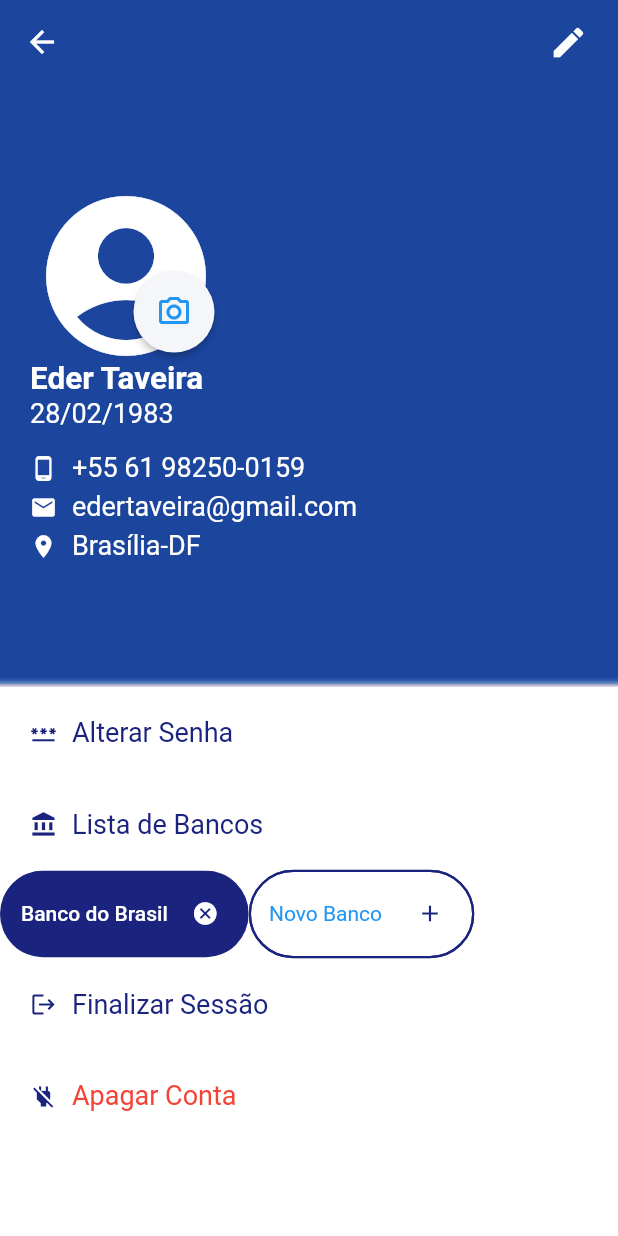
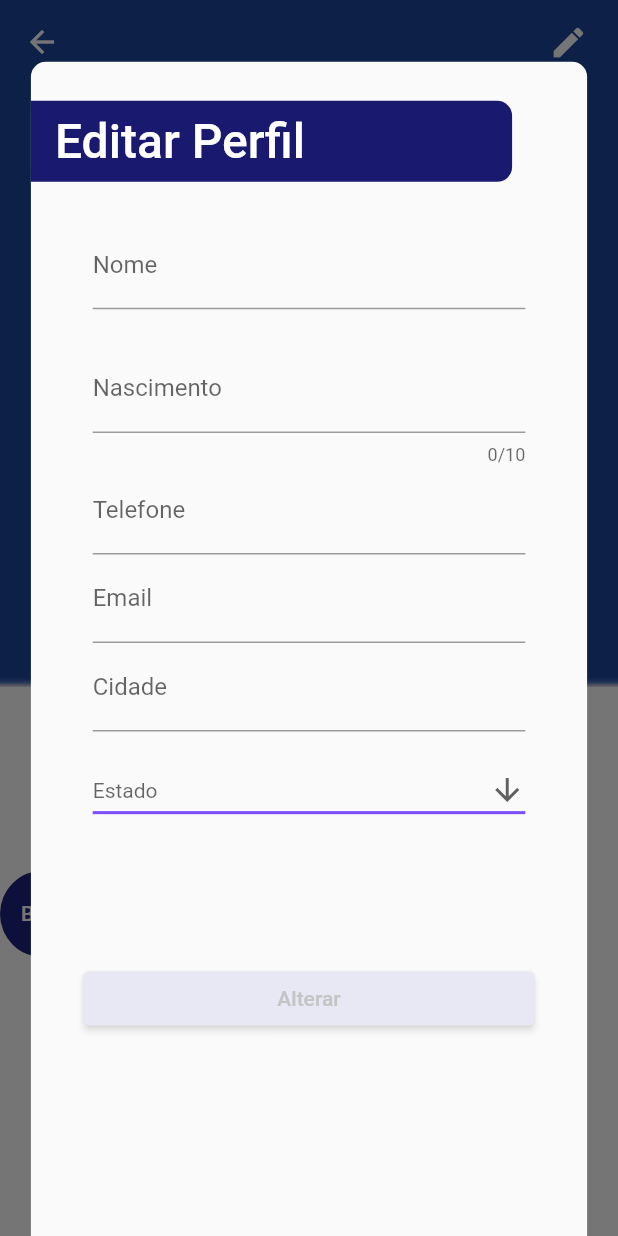
Before and after one commit to RibarrJR/fidelidade_android, a Flutter app: the ProfileScreen screen opened by its route, after a tap on the "edit" icon, on a phone screen of 412 x 824 dp. Run offline on Flutter 3.47's test engine with Material 2 defaults, Android fonts, the phone set to English and light mode, and no system bars; our stand-ins replace email_validator, flutter_mobx, flutter_svg, get_it, image_picker, mask_text_input_formatter and 3 more; missing offline and left inert: cpf_cnpj_validator, image_picker_for_web, popup_menu; accounts and stored records are empty; generated files the repository leaves out were written again.

Commit message:
eder: Modais e Confirmações no Profile (#76)
* Implementação do layout Profile

* feat: creating profile page and banks.

* feat: colocando link do profile no menu

* Colocando Tabs no modal

* ajuste de modal do banco

* Modal de adicionar banco

* Ajustando modal de Alterar senha e abrindo popup de foto

* fix: colocando alert de confirmações

* feat: modais e confirmações no profile.

Co-authored-by: AdrianoValadaresFrwk <adrianovaladares@frwk.com.br>

```diff
--- a/lib/features/Home/presentation/pages/HomePage.dart
+++ b/lib/features/Home/presentation/pages/HomePage.dart
@@ -17,7 +17,7 @@ class HomePage extends StatelessWidget {
     showModalBottomSheet(
         isScrollControlled: true,
         constraints: BoxConstraints(
-            maxWidth: _size.width * 0.8, minHeight: _size.height * 0.7),
+            maxWidth: _size.width * 0.9, minHeight: _size.height * 0.7),
         shape: const RoundedRectangleBorder(
           borderRadius: BorderRadius.only(
             topLeft: Radius.circular(10),
--- a/lib/features/Profile/presentation/pages/ProfilePage.dart
+++ b/lib/features/Profile/presentation/pages/ProfilePage.dart
@@ -1,4 +1,5 @@
 import 'package:fidelidade_android/features/Profile/presentation/widgets/ProfileBody.dart';
+import 'package:fidelidade_android/shared/presentation/widgets/ProfileEdit.dart';
 import 'package:flutter/material.dart';
 
 class ProfileScreen extends StatelessWidget {
@@ -6,6 +7,27 @@ class ProfileScreen extends StatelessWidget {
 
   @override
   Widget build(BuildContext context) {
+    final GlobalKey<FormState> _formKey = GlobalKey<FormState>();
+    void _submit() {}
+
+    void _openProfileEditModal(context) {
+      final Size _size = MediaQuery.of(context).size;
+      showModalBottomSheet(
+          isScrollControlled: true,
+          constraints: BoxConstraints(
+              maxWidth: _size.width * 0.9, minHeight: _size.height * 0.95),
+          shape: const RoundedRectangleBorder(
+            borderRadius: BorderRadius.only(
+              topLeft: Radius.circular(10),
+              topRight: Radius.circular(10),
+            ),
+          ),
+          context: context,
+          builder: (BuildContext bc) {
+            return ProfileEdit(formKey: _formKey, onSubmit: _submit);
+          });
+    }
+
     return Scaffold(
       extendBodyBehindAppBar: true,
       resizeToAvoidBottomInset: false,
@@ -16,7 +38,9 @@ class ProfileScreen extends StatelessWidget {
           Padding(
               padding: const EdgeInsets.only(right: 20.0),
               child: GestureDetector(
-                onTap: () {},
+                onTap: () {
+                  _openProfileEditModal(context);
+                },
                 child: const Icon(
                   Icons.edit,
                   size: 26.0,
--- a/lib/features/Profile/presentation/widgets/BankChips.dart
+++ b/lib/features/Profile/presentation/widgets/BankChips.dart
@@ -19,7 +19,7 @@ class _BankChipsState extends State<BankChips> {
     showModalBottomSheet(
         isScrollControlled: true,
         constraints: BoxConstraints(
-            maxWidth: _size.width * 0.8, minHeight: _size.height * 0.95),
+            maxWidth: _size.width * 0.9, minHeight: _size.height * 0.95),
         shape: const RoundedRectangleBorder(
           borderRadius: BorderRadius.only(
             topLeft: Radius.circular(10),
--- a/lib/features/Profile/presentation/widgets/ProfileBody.dart
+++ b/lib/features/Profile/presentation/widgets/ProfileBody.dart
@@ -80,7 +80,7 @@ class _ProfileBodyState extends State<ProfileBody> {
       showModalBottomSheet(
           isScrollControlled: true,
           constraints: BoxConstraints(
-              maxWidth: _size.width * 0.8, minHeight: _size.height * 0.95),
+              maxWidth: _size.width * 0.9, minHeight: _size.height * 0.95),
           shape: const RoundedRectangleBorder(
             borderRadius: BorderRadius.only(
               topLeft: Radius.circular(10),
--- a/lib/shared/presentation/widgets/ProfileEdit.dart
+++ b/lib/shared/presentation/widgets/ProfileEdit.dart
@@ -1,4 +1,5 @@
 import 'package:fidelidade_android/shared/presentation/widgets/CustomAppBar.dart';
+import 'package:fidelidade_android/shared/presentation/widgets/RoundedInputField.dart';
 import 'package:fidelidade_android/shared/presentation/widgets/RoundedPasswordField.dart';
 import 'package:fidelidade_android/utils/constants.dart';
 import 'package:flutter/material.dart';
@@ -10,18 +11,17 @@ class _FormData {
   TextEditingController account = TextEditingController();
 }
 
-class ChangePassword extends StatefulWidget {
+class ProfileEdit extends StatefulWidget {
   final GlobalKey<FormState> formKey;
   final void Function() onSubmit;
-  const ChangePassword(
-      {Key? key, required this.formKey, required this.onSubmit})
+  const ProfileEdit({Key? key, required this.formKey, required this.onSubmit})
       : super(key: key);
 
   @override
-  State<ChangePassword> createState() => _ChangePasswordState();
+  State<ProfileEdit> createState() => _ProfileEditState();
 }
 
-class _ChangePasswordState extends State<ChangePassword>
+class _ProfileEditState extends State<ProfileEdit>
     with TickerProviderStateMixin {
   final _FormData _form = _FormData();
   late TabController _tabController;
@@ -42,7 +42,7 @@ class _ChangePasswordState extends State<ChangePassword>
         child: Column(
           children: [
             CustomAppBar(
-              title: "Alterar Senha",
+              title: "Editar Perfil",
               isOnmodal: true,
             ),
             Container(
@@ -52,20 +52,99 @@ class _ChangePasswordState extends State<ChangePassword>
               child: Wrap(
                 children: [
                   SizedBox(height: _size.height * 0.1),
-                  RoundedPasswordField(
-                    hintText: "Senha Atual",
+                  TextFormField(
+                    decoration: const InputDecoration(
+                      labelText: "Nome",
+                    ),
                     onChanged: (value) {},
                   ),
                   SizedBox(height: _size.height * 0.03),
-                  RoundedPasswordField(
-                    hintText: "Nova Senha",
+                  InkWell(
+                    onTap: () {
+                      //_selectDate(); // Call Function that has showDatePicker()
+                      showDatePicker(
+                          context: context,
+                          initialDate: DateTime.now(),
+                          firstDate: DateTime(1900),
+                          lastDate: DateTime.now());
+                    },
+                    child: IgnorePointer(
+                      child: TextFormField(
+                        decoration: const InputDecoration(
+                            hintText: 'Nascimento', labelText: "Nascimento"),
+                        maxLength: 10,
+                        onSaved: (val) {},
+                      ),
+                    ),
+                  ),
+                  SizedBox(height: _size.height * 0.03),
+                  TextFormField(
+                    decoration: const InputDecoration(
+                      labelText: "Telefone",
+                    ),
                     onChanged: (value) {},
                   ),
                   SizedBox(height: _size.height * 0.03),
-                  RoundedPasswordField(
-                    hintText: "Confirmar Senha",
+                  TextFormField(
+                    decoration: const InputDecoration(
+                      labelText: "Email",
+                    ),
                     onChanged: (value) {},
                   ),
+                  SizedBox(height: _size.height * 0.03),
+                  TextFormField(
+                    decoration: const InputDecoration(
+                      labelText: "Cidade",
+                    ),
+                    onChanged: (value) {},
+                  ),
+                  SizedBox(height: _size.height * 0.09),
+                  DropdownButton<String>(
+                    isExpanded: true,
+                    hint: const Text("Estado"),
+                    icon: const Icon(Icons.arrow_downward),
+                    elevation: 16,
+                    style: const TextStyle(color: Colors.deepPurple),
+                    underline: Container(
+                      height: 2,
+                      color: Colors.deepPurpleAccent,
+                    ),
+                    onChanged: (String? newValue) {},
+                    items: <String>[
+                      'Acre',
+                      'Alagoas',
+                      'Amapá',
+                      'Amazonas',
+                      'Bahia',
+                      'Ceará',
+                      'Distrito Federal',
+                      'Espírito Santo',
+                      'Goiás',
+                      'Maranhão',
+                      'Mato Grosso',
+                      'Mato Grosso do Sul',
+                      'Minas Gerais',
+                      'Pará',
+                      'Paraíba',
+                      'Paraná',
+                      'Pernambuco',
+                      'Piauí',
+                      'Rio de Janeiro',
+                      'Rio Grande do Norte',
+                      'Rio Grande do Sul',
+                      'Rondônia',
+                      'Roraima',
+                      'Santa Catarina',
+                      'São Paulo',
+                      'Sergipe',
+                      'Tocantins'
+                    ].map<DropdownMenuItem<String>>((String value) {
+                      return DropdownMenuItem<String>(
+                        value: value,
+                        child: Text(value),
+                      );
+                    }).toList(),
+                  )
                 ],
               ),
             ),
```
Also changed, not shown: 1 other file.
